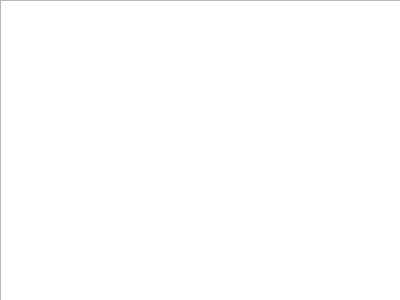
mikhaaiil/yxlm, file coffee-2.0/UI.ui: the form before one commit.
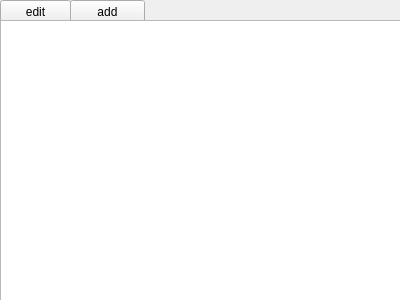
The form after the commit.

Commit message: refactored main.py + started doing external window

What changed in the file:
```diff
--- a/coffee-2.0/UI.ui
+++ b/coffee-2.0/UI.ui
@@ -13,13 +13,39 @@
   <property name="windowTitle">
    <string>Form</string>
   </property>
+  <widget class="QPushButton" name="pushButton">
+   <property name="geometry">
+    <rect>
+     <x>0</x>
+     <y>0</y>
+     <width>71</width>
+     <height>23</height>
+    </rect>
+   </property>
+   <property name="text">
+    <string>edit</string>
+   </property>
+  </widget>
+  <widget class="QPushButton" name="pushButton_2">
+   <property name="geometry">
+    <rect>
+     <x>70</x>
+     <y>0</y>
+     <width>75</width>
+     <height>23</height>
+    </rect>
+   </property>
+   <property name="text">
+    <string>add</string>
+   </property>
+  </widget>
   <widget class="QTableWidget" name="tableWidget">
    <property name="geometry">
     <rect>
      <x>0</x>
-     <y>0</y>
+     <y>20</y>
      <width>401</width>
-     <height>301</height>
+     <height>281</height>
     </rect>
    </property>
   </widget>
```
The commit also changes 2 other files.
